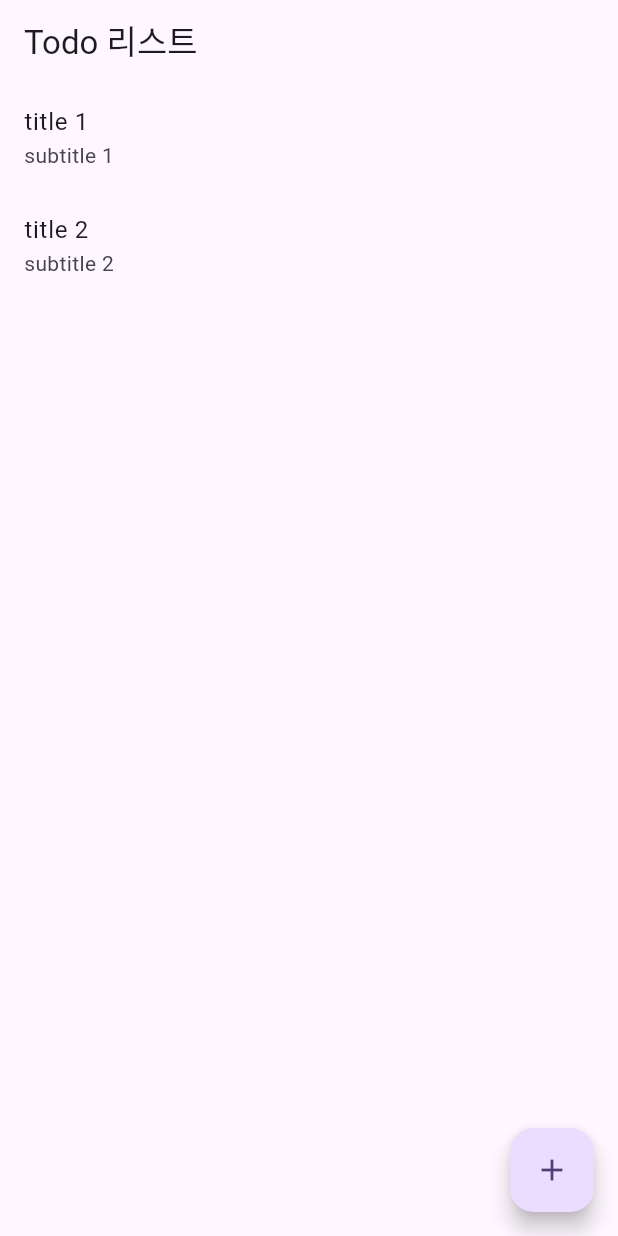
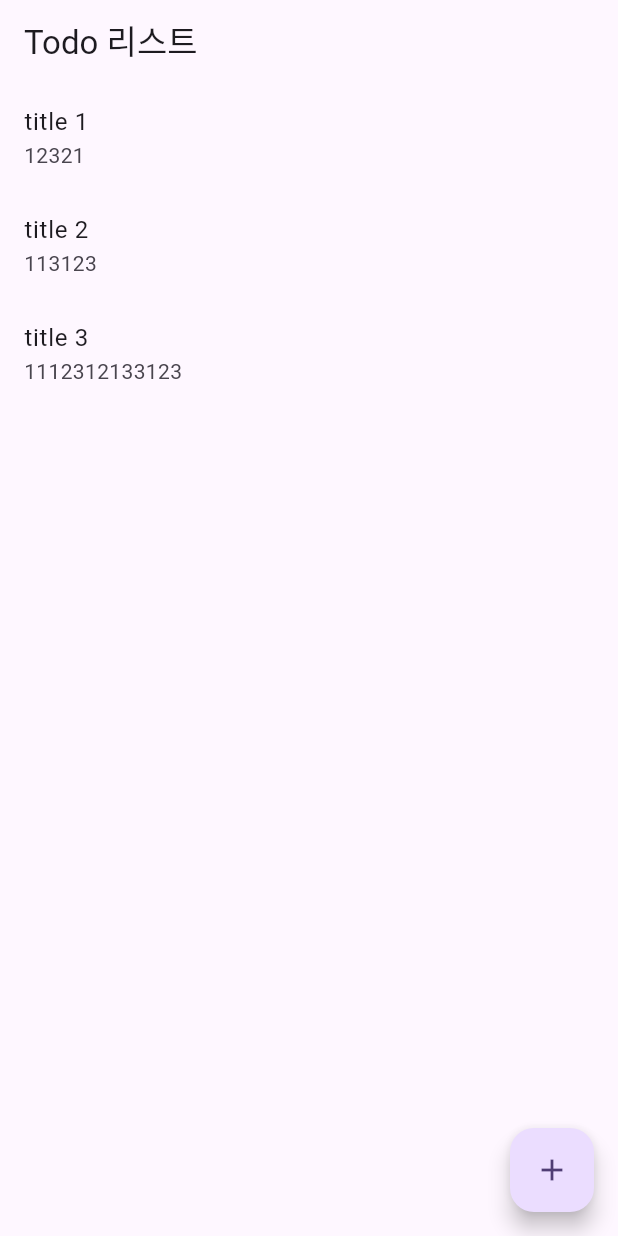
Before and after one commit to iikkkkyy/todo_list, a Flutter app: the screen it shows after launch, on a phone screen of 412 x 824 dp. Run offline on Flutter 3.47's test engine with Material 3 defaults, Android fonts, the phone set to English and light mode, and no system bars.

Commit message:
모델클래스 리스트 화면 표시

```diff
--- a/lib/list_screen.dart
+++ b/lib/list_screen.dart
@@ -1,8 +1,21 @@
 import 'package:flutter/material.dart';
 import 'package:todolist/create_screen.dart';
+import 'package:todolist/todo.dart';
 
-class ListScreen extends StatelessWidget {
+class ListScreen extends StatefulWidget {
   const ListScreen({super.key});
+
+
+  @override
+  State<ListScreen> createState() => _ListScreenState();
+}
+
+class _ListScreenState extends State<ListScreen> {
+  final todos = [
+    Todo(title: 'title 1', dateTime: 12321),
+    Todo(title: 'title 2', dateTime: 113123),
+    Todo(title: 'title 3', dateTime: 1112312133123),
+  ];
 
   @override
   Widget build(BuildContext context) {
@@ -11,16 +24,11 @@ class ListScreen extends StatelessWidget {
         title: const Text('Todo 리스트'),
       ),
       body: ListView(
-        children: const [
-          ListTile(
-            title: Text('title 1'),
-            subtitle: Text('subtitle 1'),
-          ),
-          ListTile(
-            title: Text('title 2'),
-            subtitle: Text('subtitle 2'),
-          ),
-        ],
+        children: todos
+        .map((todo) => ListTile(
+          title: Text(todo.title),
+          subtitle: Text('${todo.dateTime}'),
+        )).toList()
       ),
       floatingActionButton: FloatingActionButton(
         onPressed: () {
```
